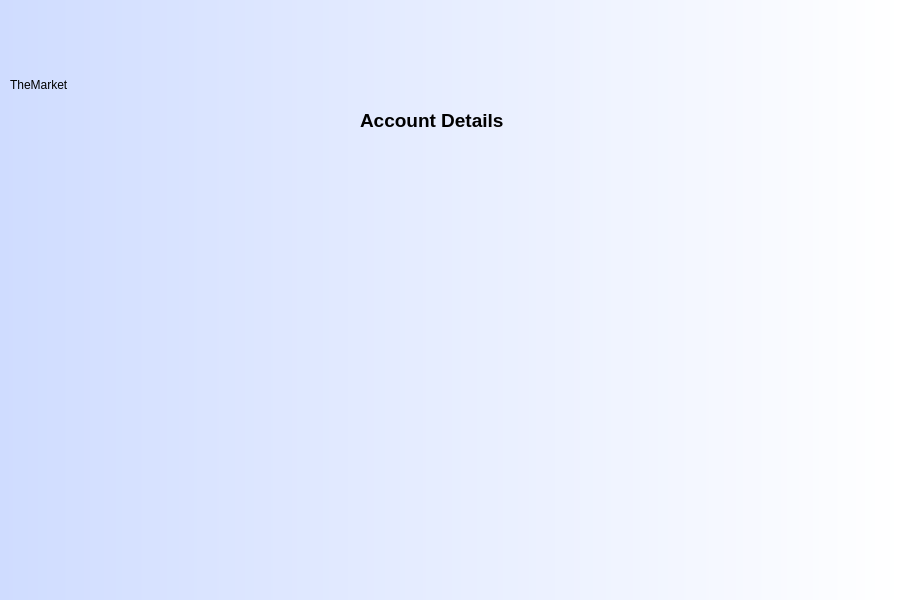
Ahmedkhalifa1999/Design-and-Implementation-of-a-Marketplace-system, file Marketplace-Client/Marketplace-Client/account.ui: the form before one commit.
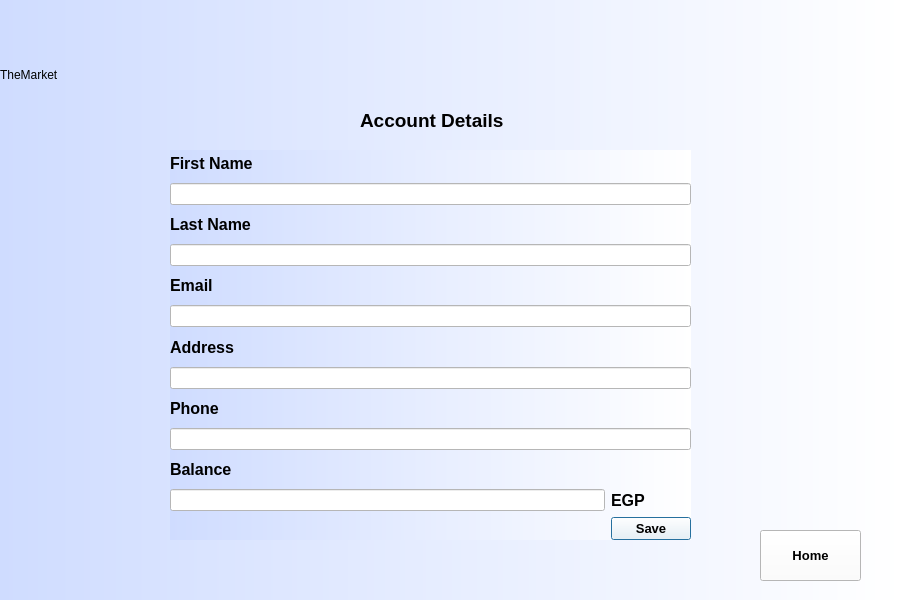
The form after the commit.

Commit message: sign up , account ,cart , login

The edit to the form file:
```diff
--- a/Marketplace-Client/Marketplace-Client/account.ui
+++ b/Marketplace-Client/Marketplace-Client/account.ui
@@ -19,8 +19,8 @@
   <widget class="QLabel" name="label">
    <property name="geometry">
     <rect>
-     <x>10</x>
-     <y>10</y>
+     <x>0</x>
+     <y>0</y>
      <width>250</width>
      <height>150</height>
     </rect>
@@ -58,6 +58,213 @@
     <string>Account Details</string>
    </property>
   </widget>
+  <widget class="QWidget" name="layoutWidget">
+   <property name="geometry">
+    <rect>
+     <x>170</x>
+     <y>150</y>
+     <width>521</width>
+     <height>390</height>
+    </rect>
+   </property>
+   <layout class="QGridLayout" name="gridLayout">
+    <item row="9" column="0" colspan="2">
+     <widget class="QLineEdit" name="phone">
+      <property name="styleSheet">
+       <string notr="true">background-color: rgb(255, 255, 255);</string>
+      </property>
+     </widget>
+    </item>
+    <item row="0" column="0">
+     <widget class="QLabel" name="label_3">
+      <property name="font">
+       <font>
+        <pointsize>12</pointsize>
+        <bold>true</bold>
+       </font>
+      </property>
+      <property name="styleSheet">
+       <string notr="true">background-color: qradialgradient(spread:pad, cx:0.5, cy:0.5, radius:2, fx:0.500038, fy:0.511, stop:0.370192 rgba(255, 255, 255, 0), stop:0.4 rgba(255, 162, 162, 80), stop:0.425 rgba(255, 132, 132, 156), stop:0.427885 rgba(255, 188, 188, 80), stop:0.44 rgba(252, 128, 128, 80), stop:1 rgba(255, 255, 255, 0));</string>
+      </property>
+      <property name="text">
+       <string>First Name</string>
+      </property>
+     </widget>
+    </item>
+    <item row="1" column="0" colspan="2">
+     <widget class="QLineEdit" name="fname">
+      <property name="styleSheet">
+       <string notr="true">background-color: rgb(255, 255, 255);</string>
+      </property>
+     </widget>
+    </item>
+    <item row="7" column="0" colspan="2">
+     <widget class="QLineEdit" name="address">
+      <property name="styleSheet">
+       <string notr="true">background-color: rgb(255, 255, 255);</string>
+      </property>
+     </widget>
+    </item>
+    <item row="6" column="0">
+     <widget class="QLabel" name="label_9">
+      <property name="font">
+       <font>
+        <pointsize>12</pointsize>
+        <bold>true</bold>
+       </font>
+      </property>
+      <property name="styleSheet">
+       <string notr="true">background-color: qradialgradient(spread:pad, cx:0.5, cy:0.5, radius:2, fx:0.500038, fy:0.511, stop:0.370192 rgba(255, 255, 255, 0), stop:0.4 rgba(255, 162, 162, 80), stop:0.425 rgba(255, 132, 132, 156), stop:0.427885 rgba(255, 188, 188, 80), stop:0.44 rgba(252, 128, 128, 80), stop:1 rgba(255, 255, 255, 0));</string>
+      </property>
+      <property name="text">
+       <string>Address</string>
+      </property>
+     </widget>
+    </item>
+    <item row="3" column="0" colspan="2">
+     <widget class="QLineEdit" name="lname">
+      <property name="styleSheet">
+       <string notr="true">background-color: rgb(255, 255, 255);</string>
+      </property>
+      <property name="text">
+       <string/>
+      </property>
+     </widget>
+    </item>
+    <item row="8" column="0">
+     <widget class="QLabel" name="label_12">
+      <property name="font">
+       <font>
+        <pointsize>12</pointsize>
+        <bold>true</bold>
+       </font>
+      </property>
+      <property name="styleSheet">
+       <string notr="true">background-color: qradialgradient(spread:pad, cx:0.5, cy:0.5, radius:2, fx:0.500038, fy:0.511, stop:0.370192 rgba(255, 255, 255, 0), stop:0.4 rgba(255, 162, 162, 80), stop:0.425 rgba(255, 132, 132, 156), stop:0.427885 rgba(255, 188, 188, 80), stop:0.44 rgba(252, 128, 128, 80), stop:1 rgba(255, 255, 255, 0));</string>
+      </property>
+      <property name="text">
+       <string>Phone</string>
+      </property>
+     </widget>
+    </item>
+    <item row="4" column="0">
+     <widget class="QLabel" name="label_7">
+      <property name="font">
+       <font>
+        <pointsize>12</pointsize>
+        <bold>true</bold>
+       </font>
+      </property>
+      <property name="styleSheet">
+       <string notr="true">background-color: qradialgradient(spread:pad, cx:0.5, cy:0.5, radius:2, fx:0.500038, fy:0.511, stop:0.370192 rgba(255, 255, 255, 0), stop:0.4 rgba(255, 162, 162, 80), stop:0.425 rgba(255, 132, 132, 156), stop:0.427885 rgba(255, 188, 188, 80), stop:0.44 rgba(252, 128, 128, 80), stop:1 rgba(255, 255, 255, 0));</string>
+      </property>
+      <property name="text">
+       <string>Email</string>
+      </property>
+     </widget>
+    </item>
+    <item row="11" column="1">
+     <widget class="QLabel" name="label_15">
+      <property name="font">
+       <font>
+        <pointsize>12</pointsize>
+        <bold>true</bold>
+       </font>
+      </property>
+      <property name="styleSheet">
+       <string notr="true">background-color: qradialgradient(spread:pad, cx:0.5, cy:0.5, radius:2, fx:0.500038, fy:0.511, stop:0.370192 rgba(255, 255, 255, 0), stop:0.4 rgba(255, 162, 162, 80), stop:0.425 rgba(255, 132, 132, 156), stop:0.427885 rgba(255, 188, 188, 80), stop:0.44 rgba(252, 128, 128, 80), stop:1 rgba(255, 255, 255, 0));</string>
+      </property>
+      <property name="text">
+       <string>EGP</string>
+      </property>
+     </widget>
+    </item>
+    <item row="2" column="0">
+     <widget class="QLabel" name="label_5">
+      <property name="font">
+       <font>
+        <pointsize>12</pointsize>
+        <bold>true</bold>
+       </font>
+      </property>
+      <property name="styleSheet">
+       <string notr="true">background-color: qradialgradient(spread:pad, cx:0.5, cy:0.5, radius:2, fx:0.500038, fy:0.511, stop:0.370192 rgba(255, 255, 255, 0), stop:0.4 rgba(255, 162, 162, 80), stop:0.425 rgba(255, 132, 132, 156), stop:0.427885 rgba(255, 188, 188, 80), stop:0.44 rgba(252, 128, 128, 80), stop:1 rgba(255, 255, 255, 0));</string>
+      </property>
+      <property name="text">
+       <string>Last Name</string>
+      </property>
+     </widget>
+    </item>
+    <item row="12" column="1">
+     <widget class="QPushButton" name="save">
+      <property name="font">
+       <font>
+        <pointsize>10</pointsize>
+        <bold>true</bold>
+       </font>
+      </property>
+      <property name="styleSheet">
+       <string notr="true">background-color: rgb(255, 255, 255);</string>
+      </property>
+      <property name="text">
+       <string>Save</string>
+      </property>
+     </widget>
+    </item>
+    <item row="10" column="0">
+     <widget class="QLabel" name="label_14">
+      <property name="font">
+       <font>
+        <pointsize>12</pointsize>
+        <bold>true</bold>
+       </font>
+      </property>
+      <property name="styleSheet">
+       <string notr="true">background-color: qradialgradient(spread:pad, cx:0.5, cy:0.5, radius:2, fx:0.500038, fy:0.511, stop:0.370192 rgba(255, 255, 255, 0), stop:0.4 rgba(255, 162, 162, 80), stop:0.425 rgba(255, 132, 132, 156), stop:0.427885 rgba(255, 188, 188, 80), stop:0.44 rgba(252, 128, 128, 80), stop:1 rgba(255, 255, 255, 0));</string>
+      </property>
+      <property name="text">
+       <string>Balance</string>
+      </property>
+     </widget>
+    </item>
+    <item row="5" column="0" colspan="2">
+     <widget class="QLineEdit" name="email">
+      <property name="styleSheet">
+       <string notr="true">background-color: rgb(255, 255, 255);</string>
+      </property>
+     </widget>
+    </item>
+    <item row="11" column="0">
+     <widget class="QLineEdit" name="balance">
+      <property name="styleSheet">
+       <string notr="true">background-color: rgb(255, 255, 255);</string>
+      </property>
+     </widget>
+    </item>
+   </layout>
+  </widget>
+  <widget class="QPushButton" name="pushButton">
+   <property name="geometry">
+    <rect>
+     <x>760</x>
+     <y>530</y>
+     <width>101</width>
+     <height>51</height>
+    </rect>
+   </property>
+   <property name="font">
+    <font>
+     <pointsize>10</pointsize>
+     <bold>true</bold>
+    </font>
+   </property>
+   <property name="styleSheet">
+    <string notr="true">background-color: rgb(255, 255, 255);</string>
+   </property>
+   <property name="text">
+    <string>Home</string>
+   </property>
+  </widget>
  </widget>
  <resources/>
  <connections/>
```
The commit also changes 11 other files.
